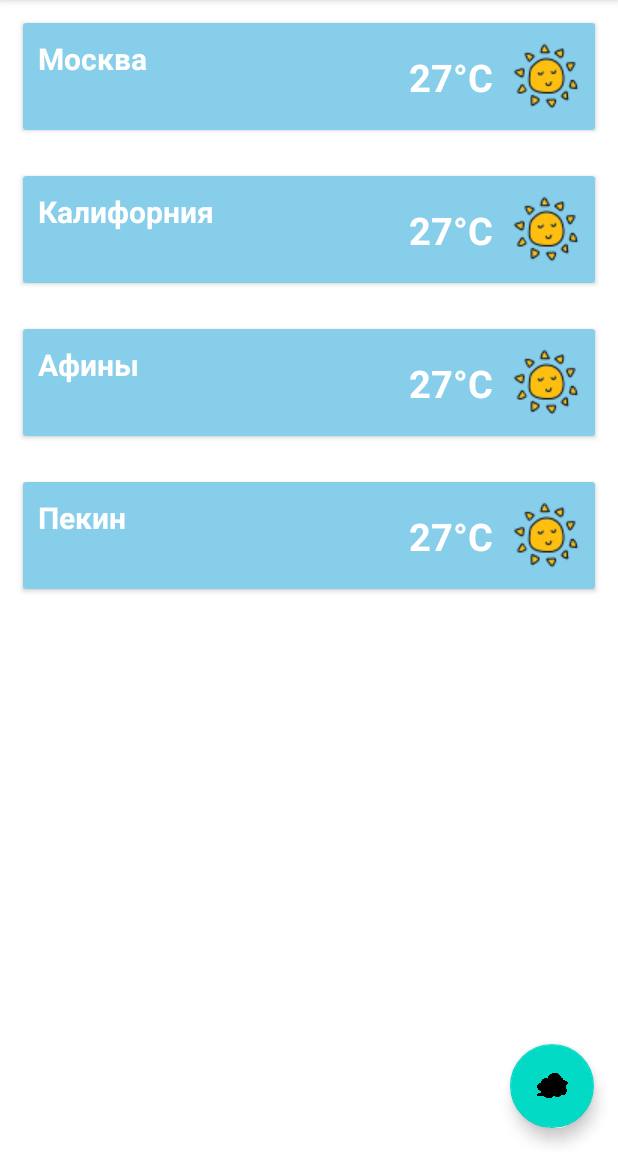
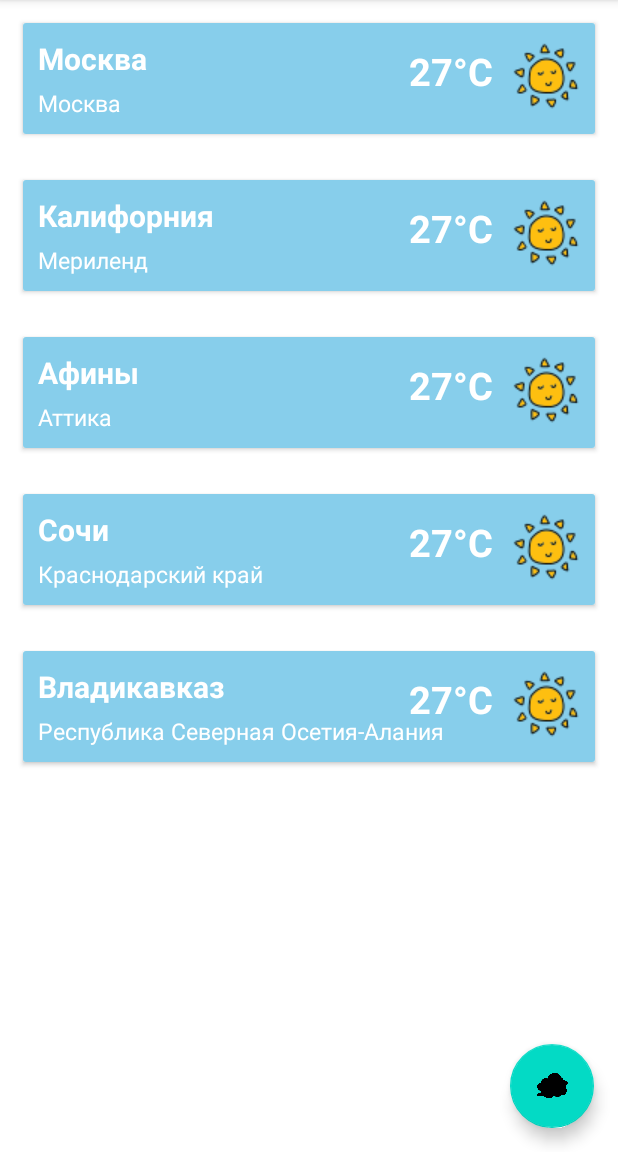
Before and after one commit to Iliassemeonidis/Kotlin_Start, an Android app: the screen it shows after launch (MainActivity), on a phone screen of 412 x 824 dp, the part 84-1236 px from its top. Run offline under Robolectric (Android 15) with nearby library versions, the phone set to English and light mode, and no system bars.

Commit message:
ренейм фрагментов

```diff
--- a/app/src/main/java/com/example/kotlinstart/PersonFragment.kt
+++ b/app/src/main/java/com/example/kotlinstart/ListOfCitiesFragment.kt
@@ -8,9 +8,8 @@ import android.view.ViewGroup
 import androidx.core.os.bundleOf
 import androidx.fragment.app.Fragment
 import androidx.recyclerview.widget.RecyclerView
-import kotlinx.android.synthetic.main.fragment_person.*
-// TODO rename this class in listOfCitiesFragment
-internal class PersonFragment : Fragment() {
+
+internal class ListOfCitiesFragment : Fragment() {
 
     private lateinit var communicator: Communicator
 
@@ -27,7 +26,7 @@ internal class PersonFragment : Fragment() {
         container: ViewGroup?,
         savedInstanceState: Bundle?
     ): View? {
-        return inflater.inflate(R.layout.fragment_person, container, false)
+        return inflater.inflate(R.layout.fragment_list_of_cities, container, false)
     }
 
     override fun onViewCreated(view: View, savedInstanceState: Bundle?) {
@@ -38,28 +37,29 @@ internal class PersonFragment : Fragment() {
 //            communicator.passDataComm(person)
 //        }
         createList(view)
-
-
     }
 
     private fun createList(view: View) {
         val recyclerView: RecyclerView = view.findViewById(R.id.recycler_view_main)
-        val arr = resources.getStringArray(R.array.city).toList()
+        val cityArray = resources.getStringArray(R.array.city).toList()
+        val regionArray = resources.getStringArray(R.array.region).toList()
         val weather = ArrayList<Weather>()
-        (arr.indices).forEach{ i -> weather.add(Weather(arr[i],"27°C"))}
 
+        //Временно, сделанно для примера заполняние,а не как реализация
+        if (cityArray.size == regionArray.size) {
+            for (i in cityArray.indices) {
+                weather.add(Weather(cityArray[i],regionArray[i],"27°C"))
+            }
+        }
         recyclerView.adapter = WeatherAdapter(weather)
     }
-
-
-
 
     companion object {
         const val PERSON_KEY = "personKye"
 
         @JvmStatic
         fun newInstance(counter: Int) =
-            PersonFragment().apply { arguments = bundleOf(PERSON_KEY to counter) }
+            ListOfCitiesFragment().apply { arguments = bundleOf(PERSON_KEY to counter) }
     }
 
     interface OnClickItem{
--- a/app/src/main/java/com/example/kotlinstart/Person.kt
+++ b/app/src/main/java/com/example/kotlinstart/Weather.kt
@@ -4,4 +4,4 @@ import android.os.Parcelable
 import kotlinx.android.parcel.Parcelize
 
 @Parcelize
-internal data class Weather(var cityName: String, var temperature : String) : Parcelable
+internal data class Weather(var cityName: String,var region: String, var temperature : String) : Parcelable
--- a/app/src/main/java/com/example/kotlinstart/WeatherAdapter.kt
+++ b/app/src/main/java/com/example/kotlinstart/WeatherAdapter.kt
@@ -5,7 +5,6 @@ import android.view.View
 import android.view.ViewGroup
 import android.widget.TextView
 import androidx.recyclerview.widget.RecyclerView
-import org.w3c.dom.Text
 
 internal class WeatherAdapter(
     var weatherList: ArrayList<Weather>,
@@ -23,12 +22,14 @@ internal class WeatherAdapter(
     }
 
     class MainFragmentWeatherList(itemView: View) : RecyclerView.ViewHolder(itemView) {
+        private var city: TextView = itemView.findViewById(R.id.text_view_city)
         private var region: TextView = itemView.findViewById(R.id.text_view_region)
-        private var temp : TextView = itemView.findViewById(R.id.temperature)
+        private var temp: TextView = itemView.findViewById(R.id.temperature)
 
         fun bind(weather: Weather) {
-            region.text = weather.cityName
+            city.text = weather.cityName
             temp.text = weather.temperature
+            region.text = weather.region
         }
     }
 }
--- a/app/src/main/res/layout/activity_main.xml
+++ b/app/src/main/res/layout/activity_main.xml
@@ -4,7 +4,4 @@
     xmlns:tools="http://schemas.android.com/tools"
     android:layout_width="match_parent"
     android:layout_height="match_parent"
-    tools:context=".MainActivity">
-
-
-</FrameLayout>
+    tools:context=".MainActivity"/>
--- a/app/src/main/res/layout/fragment_greeting.xml
+++ b/app/src/main/res/layout/fragment_details.xml
@@ -5,7 +5,7 @@
     android:layout_width="match_parent"
     android:layout_height="match_parent"
     android:background="@drawable/sky"
-    tools:context=".FragmentGreeting">
+    tools:context=".DetailsFragment">
 
     <!--TODO вероятней всего нужно дует сделать RecyclerView-->
     <TextView
@@ -62,14 +62,12 @@
         app:layout_constraintTop_toBottomOf="@+id/weather_condition"
         tools:text="Ощущается как 27°" />
 
-
     <androidx.constraintlayout.widget.Guideline
         android:id="@+id/guideline"
         android:layout_width="wrap_content"
         android:layout_height="wrap_content"
         android:orientation="horizontal"
         app:layout_constraintGuide_percent="0.5" />
-
 
     <TextView
         android:layout_width="wrap_content"
@@ -82,5 +80,4 @@
         app:layout_constraintTop_toTopOf="@+id/guideline"
         tools:text="Дитальная информация о погоде на неделю и в течении дня" />
 
-
 </androidx.constraintlayout.widget.ConstraintLayout>
--- a/app/src/main/res/layout/fragment_person.xml
+++ b/app/src/main/res/layout/fragment_list_of_cities.xml
@@ -4,7 +4,7 @@
     xmlns:tools="http://schemas.android.com/tools"
     android:layout_width="match_parent"
     android:layout_height="match_parent"
-    tools:context=".PersonFragment">
+    tools:context=".ListOfCitiesFragment">
 
     <androidx.recyclerview.widget.RecyclerView
         android:id="@+id/recycler_view_main"
@@ -17,7 +17,7 @@
         tools:listitem="@layout/item_city_weather"
         app:layout_constraintTop_toTopOf="parent"/>
 
-
+<!--TODO Разобраться почему не отображается корректно иконка-->
         <com.google.android.material.floatingactionbutton.FloatingActionButton
             android:id="@+id/floating_action_button"
             android:layout_width="wrap_content"
--- a/app/src/main/res/layout/item_city_weather.xml
+++ b/app/src/main/res/layout/item_city_weather.xml
@@ -14,28 +14,30 @@
         android:layout_height="match_parent"
         android:background="@color/SkyBlue">
 
-        <!--TODO rename id  text_view_region in text_view_city-->
         <TextView
-            android:id="@+id/text_view_region"
+            android:id="@+id/text_view_city"
             android:layout_width="wrap_content"
             android:layout_height="wrap_content"
-            android:layout_margin="10sp"
+            android:layout_marginStart="10dp"
+            android:layout_marginTop="10dp"
             android:textColor="@color/white"
             android:textSize="20sp"
             android:textStyle="bold"
             app:layout_constraintStart_toStartOf="parent"
             app:layout_constraintTop_toTopOf="parent"
             tools:text="Москва" />
-        <!--TODO rename id  text_view_city in text_view_region-->
+
         <TextView
-            android:id="@+id/text_view_city"
+            android:id="@+id/text_view_region"
             android:layout_width="wrap_content"
             android:layout_height="wrap_content"
-            android:layout_margin="10sp"
+            android:layout_marginTop="5dp"
+            android:layout_marginStart="10dp"
+            android:paddingBottom="10sp"
             android:textColor="@color/white"
-            android:textSize="17sp"
+            android:textSize="15sp"
             app:layout_constraintStart_toStartOf="parent"
-            app:layout_constraintTop_toBottomOf="@+id/text_view_region"
+            app:layout_constraintTop_toBottomOf="@+id/text_view_city"
             tools:text="Москва" />
 
         <TextView
@@ -45,17 +47,19 @@
             android:layout_margin="10sp"
             android:textColor="@color/white"
             android:textSize="25sp"
+            android:paddingBottom="10sp"
             android:textStyle="bold"
             app:layout_constraintBottom_toBottomOf="parent"
-            app:layout_constraintEnd_toStartOf="@+id/icon_sun"
+            app:layout_constraintEnd_toStartOf="@+id/weather_icon"
             app:layout_constraintTop_toTopOf="parent"
             tools:text="27°C" />
-<!--TODO rename id in weather -->
+
         <ImageView
-            android:id="@+id/icon_sun"
+            android:id="@+id/weather_icon"
             android:layout_width="wrap_content"
             android:layout_height="wrap_content"
             android:layout_margin="10sp"
+            android:paddingBottom="10sp"
             android:contentDescription="@string/icon_sun"
             android:src="@drawable/sun"
             app:layout_constraintEnd_toEndOf="parent"
--- a/app/src/main/res/values/strings.xml
+++ b/app/src/main/res/values/strings.xml
@@ -20,6 +20,16 @@
         <item>Москва</item>
         <item>Калифорния</item>
         <item>Афины</item>
-        <item>Пекин</item>
+        <item>Сочи</item>
+        <item>Владикавказ</item>
     </string-array>
+
+    <string-array name="region">
+        <item>Москва</item>
+        <item>Мериленд</item>
+        <item>Аттика</item>
+        <item>Краснодарский край</item>
+        <item>Республика Северная Осетия-Алания</item>
+    </string-array>
+
 </resources>
```
Also changed, not shown: app/src/main/java/com/example/kotlinstart/DetailsFragment.kt (renamed from app/src/main/java/com/example/kotlinstart/FragmentGreeting.kt, +3 -4 lines), app/src/main/java/com/example/kotlinstart/MainActivity.kt (+3 -37 lines).
